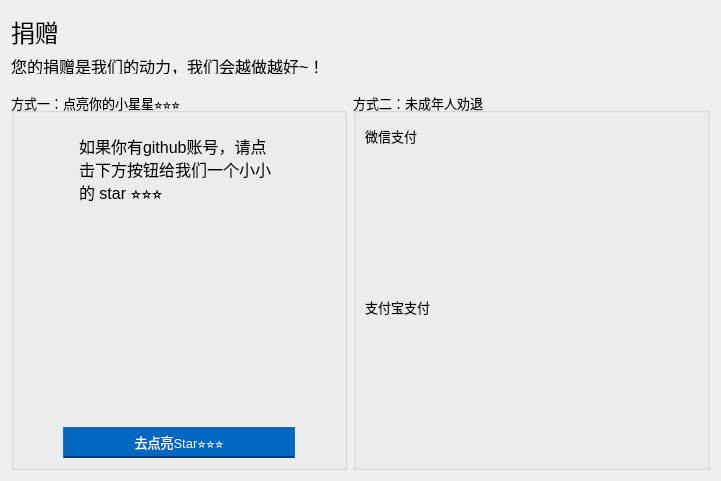
First picture: the form in src/SecondDownloader/ui/frmdonate.ui, repository pinsoftstudio/SecondDownloader, before the edit.
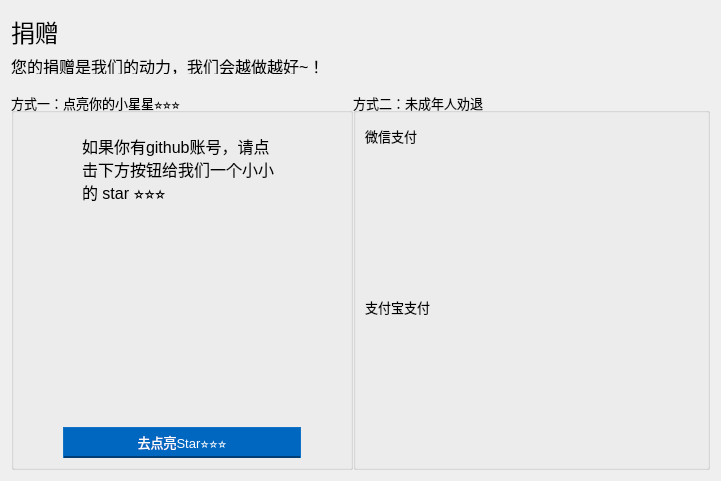
Second picture: the form after the edit. Icons and pictures are not drawn.

Diff of the .ui file:
```diff
--- a/src/SecondDownloader/ui/frmdonate.ui
+++ b/src/SecondDownloader/ui/frmdonate.ui
@@ -71,6 +71,9 @@
    </item>
    <item>
     <layout class="QHBoxLayout" name="horizontalLayout_4">
+     <property name="spacing">
+      <number>0</number>
+     </property>
      <item>
       <widget class="QGroupBox" name="groupBox">
        <property name="font">
```
